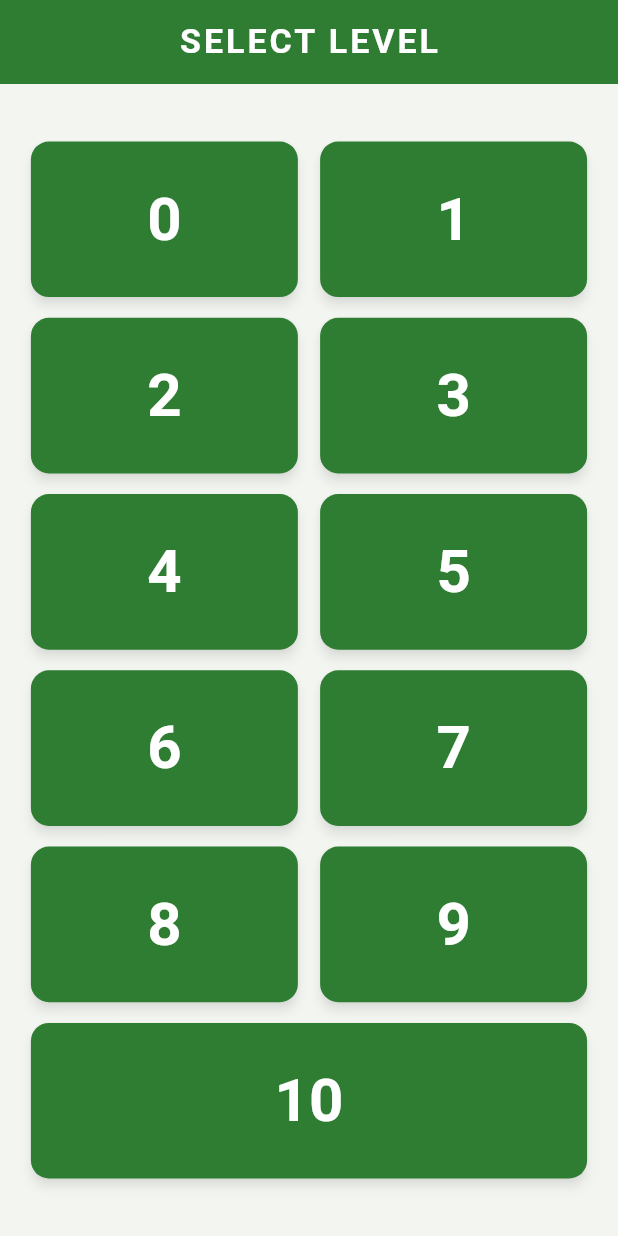
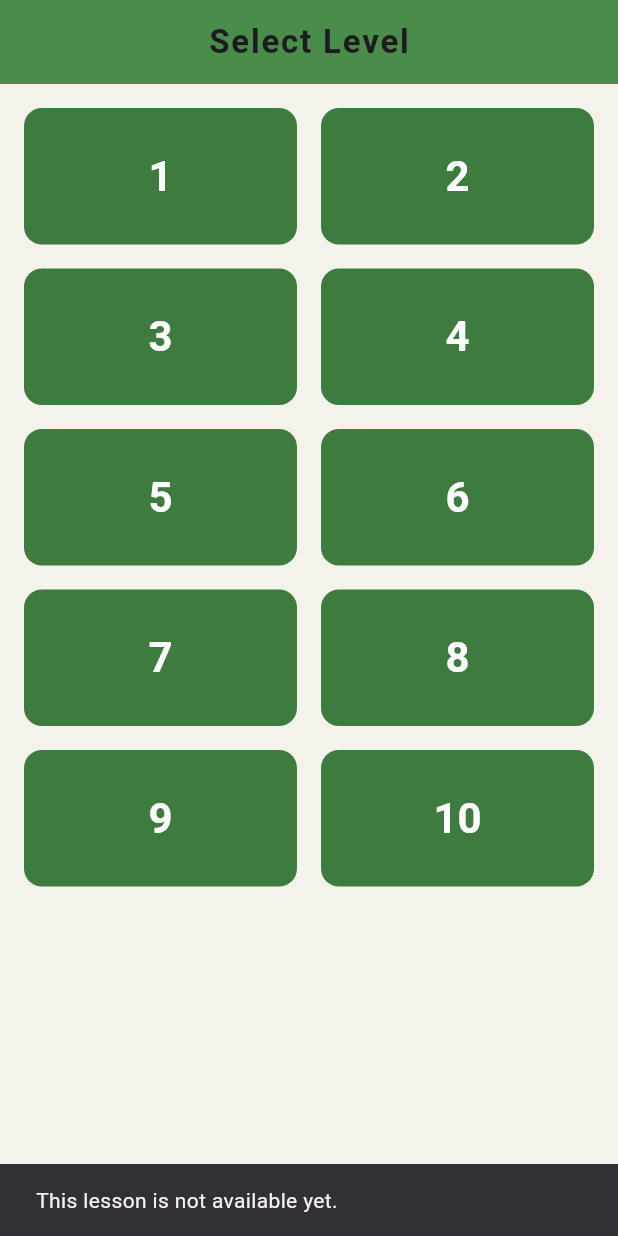
Before and after one commit to PramodCody/Classium, a Flutter app: the screen it shows after launch, after a tap on an icon or button, on a phone screen of 412 x 824 dp. Run offline on Flutter 3.47's test engine with Material 3 defaults, Android fonts, the phone set to English and light mode, and no system bars.

Commit message:
modified and made code cleaner

```diff
--- a/lib/button_0.dart
+++ b/lib/button1.dart
@@ -1,7 +1,9 @@
 import 'package:flutter/material.dart';
 
-class Button0 extends StatelessWidget {
-  const Button0({super.key});
+
+
+class Button1 extends StatelessWidget {
+  const Button1({super.key});
 
   static const Color _buttonColor = Color(0xFF3E7B3E);
   static const Color _appBarColor = Color(0xFF4A8C4A);
--- a/lib/levels.dart
+++ b/lib/levels.dart
@@ -1,205 +1,96 @@
-// levels.dart
-// Screen that displays level selection buttons (0 to 10).
-// Layout is fully responsive: it calculates button sizes based on
-// available screen width/height, so it adapts to any device.
+import 'package:flutter/material.dart';
+import 'button1.dart';
+//activate each after making a scene related to all those buttons.
+// import 'button2.dart';
+// import 'button3.dart';
+// import 'button4.dart';
+// import 'button5.dart';
+// import 'button6.dart';
+// import 'button7.dart';
+// import 'button8.dart';
+// import 'button9.dart';
+// import 'button10.dart';
 
-import 'package:flutter/material.dart';
-
-import 'button_0.dart';
+// Widget list corresponding to numbers 1–10
+const List<Widget Function()> _destinations = [
+  Button1.new,
+  // Button2.new,
+  // Button3.new,
+  // Button4.new,
+  // Button5.new,
+  // Button6.new,
+  // Button7.new,
+  // Button8.new,
+  // Button9.new,
+  // Button10.new,
+];
 
 class LevelsScreen extends StatelessWidget {
   const LevelsScreen({super.key});
 
+  static const Color _buttonColor = Color(0xFF3E7B3E);
+  static const Color _appBarColor = Color(0xFF4A8C4A);
+
+  ButtonStyle get _buttonStyle => ElevatedButton.styleFrom(
+    backgroundColor: _buttonColor,
+    foregroundColor: Colors.white,
+    elevation: 0,
+    shape: RoundedRectangleBorder(borderRadius: BorderRadius.circular(12)),
+    textStyle: const TextStyle(fontSize: 28, fontWeight: FontWeight.bold),
+  );
+
   @override
   Widget build(BuildContext context) {
-    // Screen width, used for scaling text in the AppBar title.
-    final screenWidth = MediaQuery.of(context).size.width;
-
     return Scaffold(
-      backgroundColor: const Color(
-        0xFFF3F5F1,
-      ), // Light background color. Change here to alter overall theme.
-      // ---------------- APP BAR ----------------
+      backgroundColor: const Color(0xFFF3F3EB),
       appBar: AppBar(
-        backgroundColor: const Color(
-          0xFF2E7D32,
-        ), // AppBar color. Change to re-theme.
-        elevation: 0,
+        backgroundColor: _appBarColor,
         centerTitle: true,
-        title: Text(
-          "SELECT LEVEL",
-          style: TextStyle(
-            fontSize: screenWidth * 0.055, // Scales with screen width.
-            fontWeight: FontWeight.bold,
-            letterSpacing: 2.0,
-            color: Colors.white,
-          ),
+        title: const Text(
+          'Select Level',
+          style: TextStyle(fontWeight: FontWeight.bold, letterSpacing: 1.2),
         ),
       ),
 
-      // ---------------- BODY ----------------
-      body: SafeArea(
-        top: false,
-        child: Padding(
-          padding: const EdgeInsets.all(0),
-          // LayoutBuilder gives us the exact available width/height
-          // for the body area (excluding AppBar and status bar).
-          child: LayoutBuilder(
-            builder: (context, constraints) {
-              final maxWidth = constraints.maxWidth;
-              final maxHeight = constraints.maxHeight;
+      body: Padding(
+        padding: const EdgeInsets.all(16),
+        child: SizedBox(
+          width: double.infinity,
+          height: MediaQuery.of(context).size.height,
+          child: GridView.count(
+            crossAxisCount: 2,
+            crossAxisSpacing: 16,
+            mainAxisSpacing: 16,
+            childAspectRatio: 2,
+            children: List.generate(10, (index) {
+              final number = index + 1;
+              return ElevatedButton(
+                style: _buttonStyle,
 
-              // ---- CONFIGURABLE LAYOUT VALUES ----
-              const int crossAxisCount =
-                  2; // Number of columns in the grid (levels 0-9).
-              const int gridRowCount =
-                  5; // Number of rows in the grid (10 items / 2 columns).
-              const double outerPaddingRatio =
-                  0.05; // Padding around entire body, relative to width.
-              const double spacingRatio =
-                  0.02; // Spacing between buttons, relative to height.
-
-              // Outer padding (scales with screen size).
-              final outerPaddingH = maxWidth * outerPaddingRatio;
-              final outerPaddingV = maxHeight * outerPaddingRatio;
-
-              // Usable area after removing outer padding.
-              final usableWidth = maxWidth - (outerPaddingH * 2);
-              final usableHeight = maxHeight - (outerPaddingV * 2);
-
-              // Spacing values between buttons.
-              final crossSpacing =
-                  usableWidth * 0.04; // Horizontal gap between grid buttons.
-              final mainSpacing =
-                  usableHeight *
-                  spacingRatio; // Vertical gap between grid rows.
-              final gridToButton10Spacing =
-                  usableHeight * spacingRatio; // Gap before button 10.
-
-              // ---- CALCULATE UNIFORM BUTTON HEIGHT ----
-              // Total vertical space is divided into:
-              // - gridRowCount rows for buttons 0-9
-              // - 1 row for button 10
-              // - spacing gaps between all rows (gridRowCount - 1) + 1 gap before button 10
-              final totalRows = gridRowCount + 1; // +1 for button 10's row
-              final totalSpacing =
-                  (mainSpacing * (gridRowCount - 1)) + gridToButton10Spacing;
-              final cellHeight = (usableHeight - totalSpacing) / totalRows;
-
-              // ---- CALCULATE GRID BUTTON WIDTH ----
-              final gridButtonWidth =
-                  (usableWidth - (crossSpacing * (crossAxisCount - 1))) /
-                  crossAxisCount;
-
-              // Aspect ratio required by GridView (width / height) so that
-              // each grid button matches the calculated cellHeight exactly.
-              final childAspectRatio = gridButtonWidth / cellHeight;
-
-              return Padding(
-                padding: EdgeInsets.symmetric(
-                  horizontal: outerPaddingH,
-                  vertical: outerPaddingV,
-                ),
-                child: Column(
-                  children: [
-                    // ---------------- GRID: LEVELS 0-9 ----------------
-                    GridView.builder(
-                      shrinkWrap: true, // Grid takes only the height it needs.
-                      physics:
-                          const NeverScrollableScrollPhysics(), // No scrolling.
-                      gridDelegate: SliverGridDelegateWithFixedCrossAxisCount(
-                        crossAxisCount: crossAxisCount,
-                        mainAxisSpacing: mainSpacing,
-                        crossAxisSpacing: crossSpacing,
-                        childAspectRatio: childAspectRatio,
-                      ),
-                      itemCount: 10, // Levels 0 to 9.
-                      itemBuilder: (context, index) {
-                        return _LevelButton(
-                          label: "$index",
+                //On Level Buttons Pressed
                 onPressed: () {
-                            print(index);
-                            if (index == 0) {
-                              print(index);
+                  if (index < _destinations.length) {
                     Navigator.push(
                       context,
                       MaterialPageRoute(
-                                  builder: (context) => const Button0(),
+                        builder: (context) => _destinations[index](),
+                      ),
+                    );
+                  } else {
+                    ScaffoldMessenger.of(context).showSnackBar(
+                      const SnackBar(
+                        content: Text('This lesson is not available yet.'),
                       ),
                     );
                   }
                 },
+
+                child: Text('$number'),
               );
-                      },
-                    ),
-
-                    // Spacing before button 10.
-                    SizedBox(height: gridToButton10Spacing),
-
-                    // ---------------- BUTTON: LEVEL 10 ----------------
-                    SizedBox(
-                      width: double.infinity,
-                      height: cellHeight, // Same height as grid buttons for consistency.
-                      child: _LevelButton(
-                        label: "10",
-                        onPressed: () {
-                          // TODO: Add navigation or level-selection logic here.
-                        },
-                      ),
-                    ),
-                  ],
-                ),
-              );
-            },
+            }),
           ),
         ),
       ),
     );
   }
 }
-
-// ---------------- REUSABLE LEVEL BUTTON ----------------
-// A single button used for both the grid (0-9) and button 10.
-// Uses FittedBox so the text automatically scales to fit the button's
-// actual rendered size — this is what keeps text proportional on
-// every screen size instead of relying on guessed font sizes.
-class _LevelButton extends StatelessWidget {
-  final String label;
-  final VoidCallback onPressed;
-
-  const _LevelButton({required this.label, required this.onPressed});
-
-  @override
-  Widget build(BuildContext context) {
-    return ElevatedButton(
-      onPressed: onPressed,
-      style: ElevatedButton.styleFrom(
-        backgroundColor: const Color(
-          0xFF2E7D32,
-        ), // Button color. Change to re-theme.
-        elevation: 3,
-        shadowColor: Colors.black45,
-        shape: RoundedRectangleBorder(
-          borderRadius: BorderRadius.circular(12.0), // Corner roundness.
-        ),
-        padding:
-            EdgeInsets.zero, // Padding removed so FittedBox controls sizing.
-      ),
-      child: FittedBox(
-        fit: BoxFit
-            .scaleDown, // Shrinks text if button is small, never overflows.
-        child: Padding(
-          padding: const EdgeInsets.all(8.0), // Inner text padding.
-          child: Text(
-            label,
-            style: const TextStyle(
-              fontWeight: FontWeight.w600,
-              color: Colors.white,
-              fontSize: 40, // Base size; FittedBox scales it down as needed.
-            ),
-          ),
-        ),
-      ),
-    );
-  }
-}
```
Lines whose indentation alone changed are shown as unchanged.
